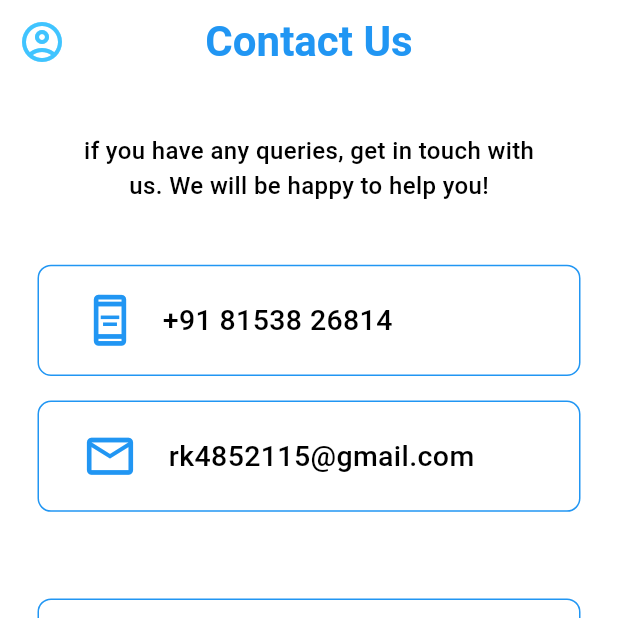
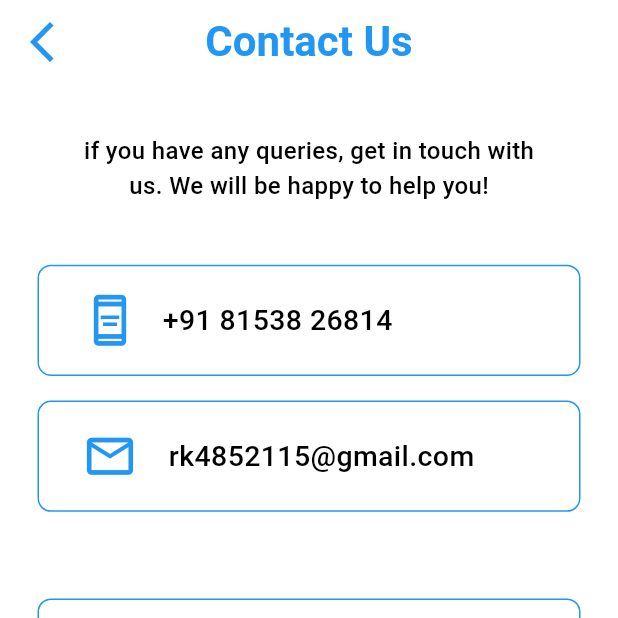
Before and after one commit to priyamtripathiii03/urllauncher, a Flutter app: the screen it shows after launch, on a phone screen of 412 x 824 dp, the top half of it. Run offline on Flutter 3.47's test engine with Material 3 defaults, Android fonts, the phone set to English and light mode, and no system bars.

Commit message:
14-10-2024

```diff
--- a/lib/screens/home_page.dart
+++ b/lib/screens/home_page.dart
@@ -16,8 +16,8 @@ class HomePage extends StatelessWidget {
       appBar: AppBar(
         backgroundColor: Colors.white,
         leading: const Icon(
-          Icons.account_circle_outlined,
-          color: Colors.lightBlueAccent,
+          Icons.arrow_back_ios_new,
+          color: Colors.blue,
           size: 32,
         ),
         centerTitle: true,
```
